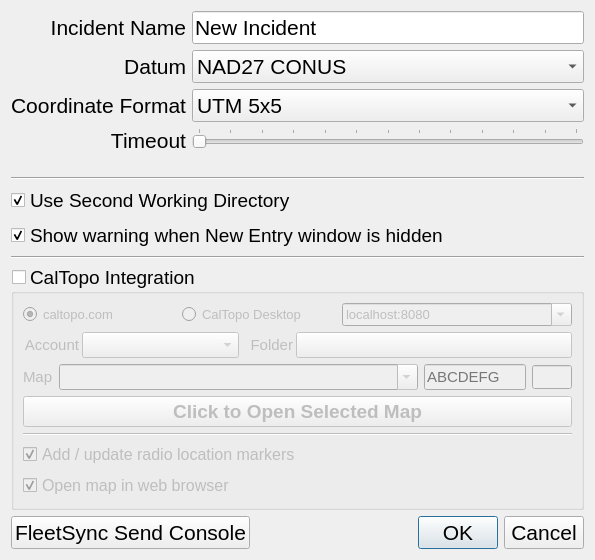
Qt form designer/options.ui (ncssar/radiolog) before a commit.
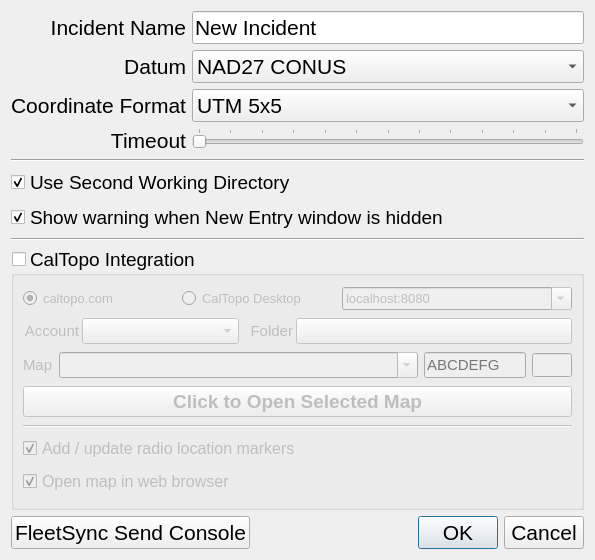
The same form after that commit. Custom widgets are drawn as their Qt base class.

Commit message: WIP: fix options GUI to work in R6 also: set caltopoGroupBox vertical policy to Expanding, and set caltopoConnectButton vertical policy to Fixed

```diff
--- a/designer/options.ui
+++ b/designer/options.ui
@@ -270,6 +270,12 @@
    </item>
    <item>
     <widget class="QGroupBox" name="caltopoGroupBox">
+     <property name="sizePolicy">
+      <sizepolicy hsizetype="Preferred" vsizetype="Expanding">
+       <horstretch>0</horstretch>
+       <verstretch>0</verstretch>
+      </sizepolicy>
+     </property>
      <property name="font">
       <font>
        <pointsize>14</pointsize>
@@ -528,7 +534,7 @@
          <bool>false</bool>
         </property>
         <property name="sizePolicy">
-         <sizepolicy hsizetype="Minimum" vsizetype="Preferred">
+         <sizepolicy hsizetype="Minimum" vsizetype="Fixed">
           <horstretch>0</horstretch>
           <verstretch>0</verstretch>
          </sizepolicy>
```
The commit also changes 1 other file.
